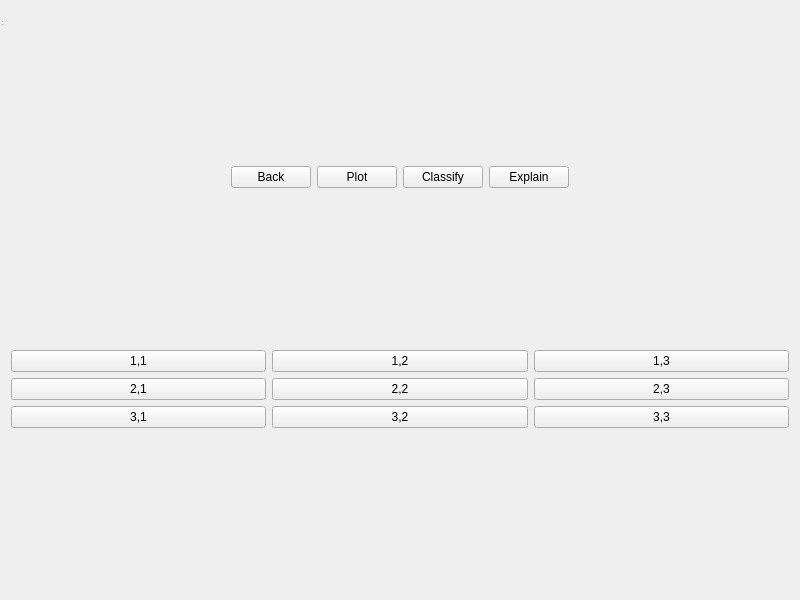
Before: the Qt Designer form FrontEnd/UI/DataViewer.ui in ahmadbarzak/ExplainabilityTool, drawn with Qt 5.
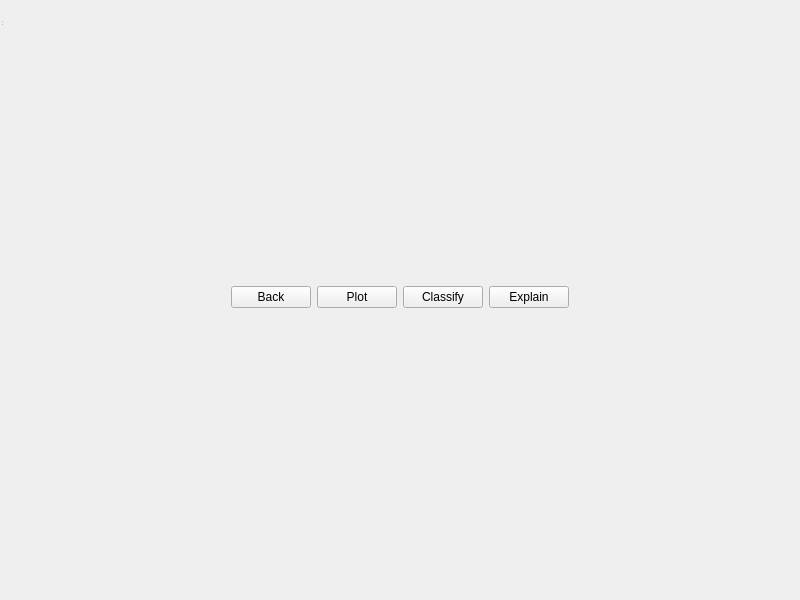
After: the same form once the commit is applied.

Commit message: fixed bug allowing for both gray/rgb images

What changed in the file:
```diff
--- a/FrontEnd/UI/DataViewer.ui
+++ b/FrontEnd/UI/DataViewer.ui
@@ -14,73 +14,6 @@
    <string>Form</string>
   </property>
   <layout class="QGridLayout" name="gridLayout">
-   <item row="4" column="0">
-    <layout class="QGridLayout" name="gridLayout_3">
-     <item row="0" column="1">
-      <widget class="QPushButton" name="b12">
-       <property name="text">
-        <string>1,2</string>
-       </property>
-      </widget>
-     </item>
-     <item row="0" column="2">
-      <widget class="QPushButton" name="b13">
-       <property name="text">
-        <string>1,3</string>
-       </property>
-      </widget>
-     </item>
-     <item row="1" column="0">
-      <widget class="QPushButton" name="b21">
-       <property name="text">
-        <string>2,1</string>
-       </property>
-      </widget>
-     </item>
-     <item row="1" column="2">
-      <widget class="QPushButton" name="b23">
-       <property name="text">
-        <string>2,3</string>
-       </property>
-      </widget>
-     </item>
-     <item row="1" column="1">
-      <widget class="QPushButton" name="b22">
-       <property name="text">
-        <string>2,2</string>
-       </property>
-      </widget>
-     </item>
-     <item row="0" column="0">
-      <widget class="QPushButton" name="b11">
-       <property name="text">
-        <string>1,1</string>
-       </property>
-      </widget>
-     </item>
-     <item row="2" column="0">
-      <widget class="QPushButton" name="b31">
-       <property name="text">
-        <string>3,1</string>
-       </property>
-      </widget>
-     </item>
-     <item row="2" column="1">
-      <widget class="QPushButton" name="b32">
-       <property name="text">
-        <string>3,2</string>
-       </property>
-      </widget>
-     </item>
-     <item row="2" column="2">
-      <widget class="QPushButton" name="pushButton_9">
-       <property name="text">
-        <string>3,3</string>
-       </property>
-      </widget>
-     </item>
-    </layout>
-   </item>
    <item row="1" column="0">
     <layout class="QHBoxLayout" name="horizontalLayout">
      <item>
@@ -153,19 +86,6 @@
     </spacer>
    </item>
    <item row="8" column="0">
-    <spacer name="verticalSpacer">
-     <property name="orientation">
-      <enum>Qt::Vertical</enum>
-     </property>
-     <property name="sizeHint" stdset="0">
-      <size>
-       <width>20</width>
-       <height>40</height>
-      </size>
-     </property>
-    </spacer>
-   </item>
-   <item row="10" column="0">
     <widget class="QMenuBar" name="menubar"/>
    </item>
    <item row="0" column="0">
```
The commit also changes 1 other file.
